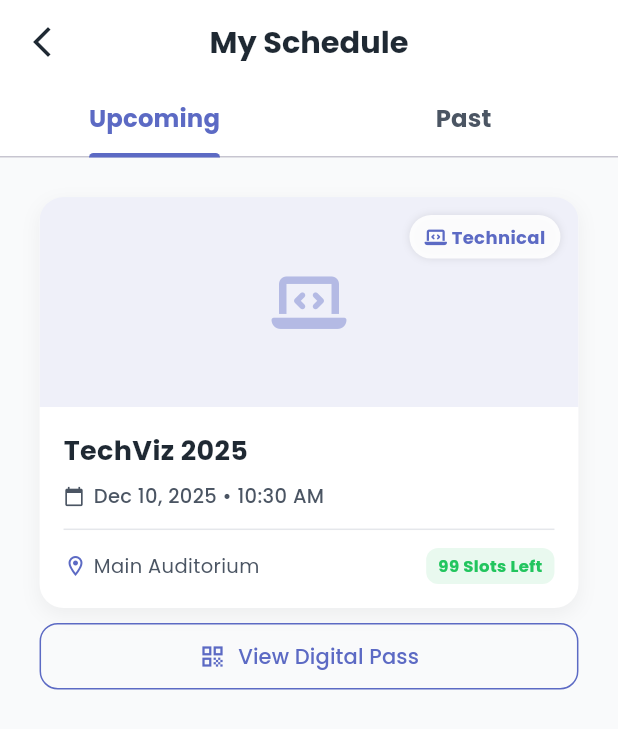
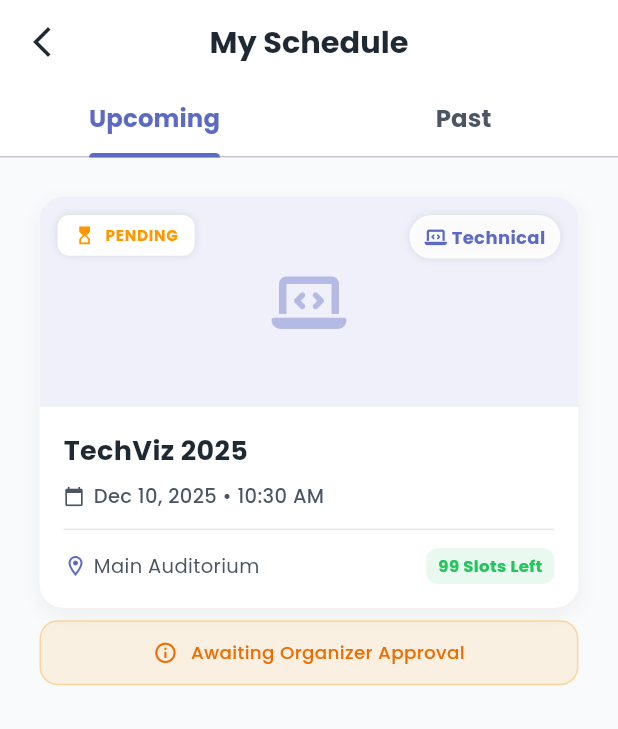
Before and after one commit to Benjaminofili/Fusion_fiesta_v2, a Flutter app: the screen it shows after launch, after a tap on "Skip", after a tap on "Sign In", after a tap on "01", on a phone screen of 412 x 824 dp. Shown: the top 729 px of the screen. Run offline on Flutter 3.47's test engine with Material 3 defaults, Android fonts, the phone set to English and light mode, and no system bars; drawn by our look-alikes of flutter_animate; our stand-ins replace audioplayers, connectivity_plus, equatable, file_picker, flutter_local_notifications, flutter_rating_bar and 10 more; missing offline and left inert: mobile_scanner; accounts and stored records are empty; network calls fail; statements that could not run were skipped.

```diff
--- a/lib/features/student/registered_events/presentation/screens/registered_events_screen.dart
+++ b/lib/features/student/registered_events/presentation/screens/registered_events_screen.dart
@@ -11,6 +11,7 @@ import '../../../../../core/services/auth_service.dart';
 import '../../../../../core/widgets/event_card.dart';
 import '../../../../../core/widgets/qr_pass.dart';
 import '../../../../../data/models/event.dart';
+import '../../../../../data/models/registration.dart'; // Import this
 import '../../../../../data/repositories/event_repository.dart';
 
 class RegisteredEventsScreen extends StatefulWidget {
@@ -71,8 +72,6 @@ class _RegisteredEventsScreenState extends State<RegisteredEventsScreen>
             ),
             SizedBox(height: 24.h),
 
-            // --- THE FIX IS HERE ---
-            // Wrap QrPass in SizedBox to prevent LayoutBuilder crash in Dialog
             SizedBox(
               width: 180.w,
               height: 200.h,
@@ -80,7 +79,6 @@ class _RegisteredEventsScreenState extends State<RegisteredEventsScreen>
                 child: QrPass(data: 'TICKET-${event.id}-${_userId}'),
               ),
             ),
-            // -----------------------
 
             SizedBox(height: 24.h),
             SizedBox(
@@ -205,6 +203,27 @@ class _RegisteredEventsScreenState extends State<RegisteredEventsScreen>
       itemCount: events.length,
       itemBuilder: (context, index) {
         final event = events[index];
+
+        // --- NEW: FETCH REGISTRATION STATUS FOR THIS EVENT ---
+        return StreamBuilder<List<Registration>>(
+            stream: _eventRepository.getEventRegistrationsStream(event.id),
+            builder: (context, regSnapshot) {
+
+              // Find current user's registration
+              final myReg = regSnapshot.data?.firstWhere(
+                      (r) => r.userId == _userId,
+                  orElse: () => Registration(id: '', eventId: '', userId: '', status: 'pending', createdAt: DateTime.now())
+              );
+
+              final status = myReg?.status ?? 'pending';
+              final isApproved = status == 'approved';
+
+              // Define colors
+              Color statusColor = Colors.orange;
+              if (status == 'approved') statusColor = AppColors.success;
+              if (status == 'rejected') statusColor = AppColors.error;
+              if (status == 'attended') statusColor = Colors.purple;
+
               return Padding(
                 padding: EdgeInsets.only(bottom: 16.h),
                 child: Column(
@@ -215,6 +234,42 @@ class _RegisteredEventsScreenState extends State<RegisteredEventsScreen>
                           event: event,
                           onTap: () => context.push('${AppRoutes.events}/details', extra: event),
                         ),
+
+                        // --- STATUS BADGE (Top Left) ---
+                        if (isUpcoming)
+                          Positioned(
+                            top: 12,
+                            left: 12,
+                            child: Container(
+                              padding: EdgeInsets.symmetric(horizontal: 10.w, vertical: 6.h),
+                              decoration: BoxDecoration(
+                                color: Colors.white,
+                                borderRadius: BorderRadius.circular(8),
+                                boxShadow: [BoxShadow(color: Colors.black.withOpacity(0.1), blurRadius: 4)],
+                              ),
+                              child: Row(
+                                mainAxisSize: MainAxisSize.min,
+                                children: [
+                                  Icon(
+                                      isApproved ? Icons.check_circle : Icons.hourglass_top,
+                                      size: 14.sp,
+                                      color: statusColor
+                                  ),
+                                  SizedBox(width: 6.w),
+                                  Text(
+                                    status.toUpperCase(),
+                                    style: TextStyle(
+                                      color: statusColor,
+                                      fontWeight: FontWeight.bold,
+                                      fontSize: 10.sp,
+                                      letterSpacing: 0.5,
+                                    ),
+                                  ),
+                                ],
+                              ),
+                            ),
+                          ),
+
                         if (!isUpcoming)
                           Positioned.fill(
                             child: Container(
@@ -243,7 +298,9 @@ class _RegisteredEventsScreenState extends State<RegisteredEventsScreen>
                           ),
                       ],
                     ),
-              if (isUpcoming)
+
+                    // --- ONLY SHOW TICKET IF APPROVED ---
+                    if (isUpcoming && isApproved)
                       Container(
                         width: double.infinity,
                         margin: EdgeInsets.only(top: 8.h),
@@ -257,10 +314,34 @@ class _RegisteredEventsScreenState extends State<RegisteredEventsScreen>
                           ),
                           onPressed: () => _showTicketDialog(context, event),
                         ),
+                      )
+                    else if (isUpcoming && status == 'pending')
+                      Container(
+                        width: double.infinity,
+                        margin: EdgeInsets.only(top: 8.h),
+                        padding: EdgeInsets.all(12.h),
+                        decoration: BoxDecoration(
+                          color: Colors.orange.withOpacity(0.1),
+                          borderRadius: BorderRadius.circular(12.r),
+                          border: Border.all(color: Colors.orange.withOpacity(0.3)),
+                        ),
+                        child: Row(
+                          mainAxisAlignment: MainAxisAlignment.center,
+                          children: [
+                            Icon(Icons.info_outline, size: 16.sp, color: Colors.orange[800]),
+                            SizedBox(width: 8.w),
+                            Text(
+                              'Awaiting Organizer Approval',
+                              style: TextStyle(color: Colors.orange[800], fontSize: 12.sp, fontWeight: FontWeight.w500),
+                            ),
+                          ],
+                        ),
                       ),
                   ],
                 ),
               ).animate().fadeIn(delay: (50 * index).ms).slideY(begin: 0.1);
+            }
+        );
       },
     );
   }
--- a/lib/mock/mock_event_repository.dart
+++ b/lib/mock/mock_event_repository.dart
@@ -4,6 +4,9 @@ import '../data/models/event.dart';
 import '../data/models/registration.dart';
 import '../data/models/feedback_entry.dart';
 import '../data/repositories/event_repository.dart';
+import '../data/models/app_notification.dart'; // Import Notification Model
+import '../data/repositories/notification_repository.dart'; // Import Interface
+import 'mock_notification_repository.dart'; // Import Concrete Mock Class
 import '../app/di/service_locator.dart';
 import '../../core/services/notification_service.dart';
 
@@ -258,20 +261,37 @@ class MockEventRepository implements EventRepository {
 
     final event = _events.firstWhere((e) => e.id == eventId);
 
-    // 2. SAVE LOG
+    // 1. SAVE TO ORGANIZER LOG (Existing)
     _communicationLogs.insert(0, {
       'title': title,
       'event': event.title,
-      'date': DateTime.now().toString(), // formatted later
+      'date': DateTime.now().toString(),
       'msg': message,
     });
 
-    // 3. Show Notification (Existing logic)
+    // 2. TRIGGER SYSTEM POPUP (Existing)
     final notifService = serviceLocator<NotificationService>();
     await notifService.showNotification(
       title: '📢 $title',
       body: message,
     );
+
+    // --- 3. FIX: BRIDGE TO STUDENT IN-APP NOTIFICATIONS ---
+    // We get the repo from GetIt
+    final notifRepo = serviceLocator<NotificationRepository>();
+
+    // Since we know we are running in Mock mode, we cast it to access the helper method
+    if (notifRepo is MockNotificationRepository) {
+      notifRepo.addNotification(
+        AppNotification(
+          id: const Uuid().v4(),
+          title: 'Announcement: ${event.title}',
+          message: '$title: $message',
+          createdAt: DateTime.now(),
+          isRead: false,
+        ),
+      );
+    }
   }
 
   @override
--- a/lib/mock/mock_notification_repository.dart
+++ b/lib/mock/mock_notification_repository.dart
@@ -3,7 +3,8 @@ import '../data/models/app_notification.dart';
 import '../data/repositories/notification_repository.dart';
 
 class MockNotificationRepository implements NotificationRepository {
-   List<AppNotification> _notifications = [
+  // Remove 'final' so we can add to it
+  final List<AppNotification> _notifications = [
     AppNotification(
       id: '1',
       title: 'Registration Confirmed',
@@ -27,6 +28,11 @@ class MockNotificationRepository implements NotificationRepository {
     ),
   ];
 
+  // --- NEW: Method to inject new notifications from other parts of the app ---
+  void addNotification(AppNotification notification) {
+    _notifications.insert(0, notification);
+  }
+
   @override
   Future<List<AppNotification>> fetchNotifications() async {
     await Future.delayed(const Duration(milliseconds: 500));
```
Lines whose indentation alone changed are shown as unchanged.
